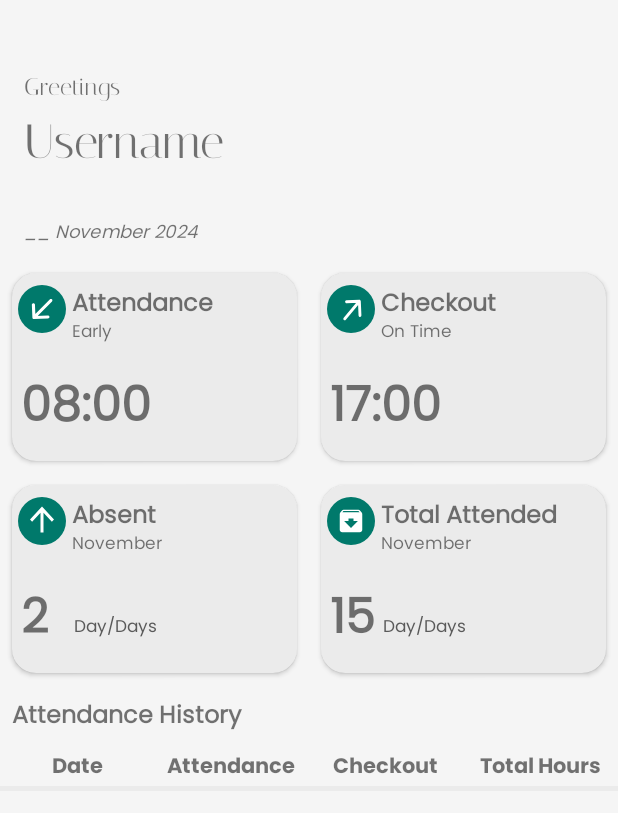
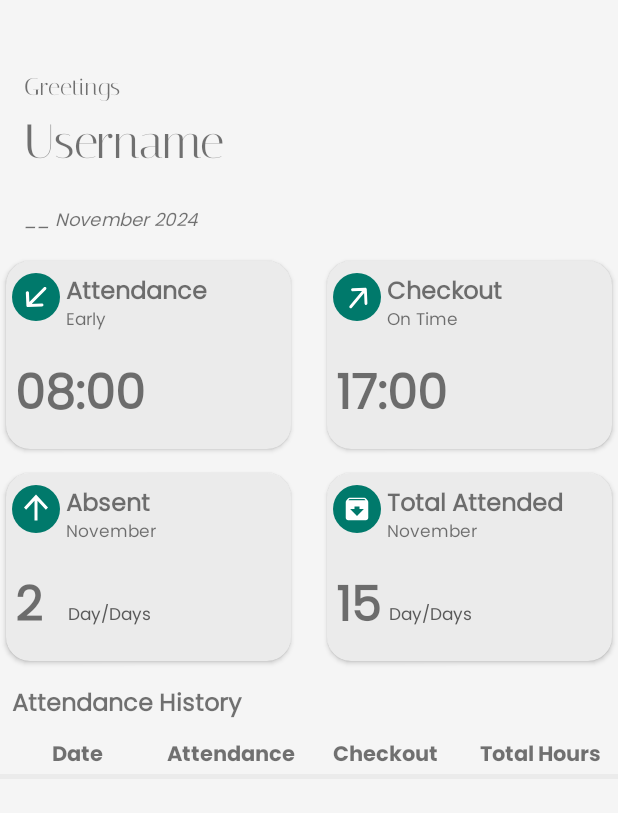
Before and after one commit to ErlPrtm/capstone_project, an Android app: the layout fragment_home.xml on its own in the app's theme, with its tools: preview values and no code run, on a phone screen of 412 x 824 dp. Shown: the top 813 px of the screen. Run offline under Robolectric (Android 15) with nearby library versions, the phone set to English and light mode, and no system bars.

Commit message:
Mengupdate fragment_home.xml menggunakan guideline

```diff
--- a/app/src/main/res/layout/fragment_home.xml
+++ b/app/src/main/res/layout/fragment_home.xml
@@ -6,6 +6,13 @@
     android:layout_height="match_parent"
     tools:context=".ui.fragments.HomeFragment">
 
+
+    <androidx.constraintlayout.widget.Guideline
+        android:id="@+id/vGuideline"
+        android:layout_width="wrap_content"
+        android:layout_height="wrap_content"
+        android:orientation="vertical"
+        app:layout_constraintGuide_percent=".5" />
 
     <TextView
         android:id="@+id/tvGreetings"
@@ -37,7 +44,7 @@
         android:layout_width="wrap_content"
         android:layout_height="wrap_content"
         android:layout_marginStart="16dp"
-        android:layout_marginTop="32dp"
+        android:layout_marginTop="24dp"
         android:fontFamily="@font/poppins_regular"
         android:text="@string/date_placeholder"
         android:textSize="12sp"
@@ -51,8 +58,10 @@
         android:layout_height="125dp"
         android:layout_marginStart="8dp"
         android:layout_marginTop="16dp"
+        android:layout_marginEnd="16dp"
         android:backgroundTint="#EBEBEB"
         app:cardCornerRadius="16dp"
+        app:layout_constraintEnd_toStartOf="@+id/vGuideline"
         app:layout_constraintStart_toStartOf="parent"
         app:layout_constraintTop_toBottomOf="@id/tvDate">
 
@@ -109,11 +118,13 @@
         android:id="@+id/cvCheckout"
         android:layout_width="190dp"
         android:layout_height="125dp"
+        android:layout_marginStart="16dp"
         android:layout_marginTop="16dp"
         android:layout_marginEnd="8dp"
         android:backgroundTint="#EBEBEB"
         app:cardCornerRadius="16dp"
         app:layout_constraintEnd_toEndOf="parent"
+        app:layout_constraintStart_toEndOf="@id/vGuideline"
         app:layout_constraintTop_toBottomOf="@id/tvDate">
 
         <View
@@ -171,8 +182,10 @@
         android:layout_height="125dp"
         android:layout_marginStart="8dp"
         android:layout_marginTop="16dp"
+        android:layout_marginEnd="16dp"
         android:backgroundTint="#EBEBEB"
         app:cardCornerRadius="16dp"
+        app:layout_constraintEnd_toStartOf="@id/vGuideline"
         app:layout_constraintStart_toStartOf="parent"
         app:layout_constraintTop_toBottomOf="@id/cvAttendance">
 
@@ -250,11 +263,13 @@
         android:id="@+id/cvTotalAttended"
         android:layout_width="190dp"
         android:layout_height="125dp"
+        android:layout_marginStart="16dp"
         android:layout_marginTop="16dp"
         android:layout_marginEnd="8dp"
         android:backgroundTint="#EBEBEB"
         app:cardCornerRadius="16dp"
         app:layout_constraintEnd_toEndOf="parent"
+        app:layout_constraintStart_toStartOf="@+id/vGuideline"
         app:layout_constraintTop_toBottomOf="@id/cvCheckout">
 
         <androidx.constraintlayout.widget.ConstraintLayout
@@ -337,7 +352,7 @@
         android:textSize="16sp"
         android:textStyle="bold"
         app:layout_constraintStart_toStartOf="parent"
-        app:layout_constraintTop_toBottomOf="@id/cvTotalAttended" />
+        app:layout_constraintTop_toBottomOf="@id/cvAbsent" />
 
     <LinearLayout
         android:id="@+id/TableHeader"
@@ -345,6 +360,7 @@
         android:layout_height="0dp"
         android:layout_marginTop="8dp"
         android:orientation="horizontal"
+        android:gravity="center"
         app:layout_constraintEnd_toEndOf="parent"
         app:layout_constraintStart_toStartOf="parent"
         app:layout_constraintTop_toBottomOf="@id/tvAttendanceHistory">
```
